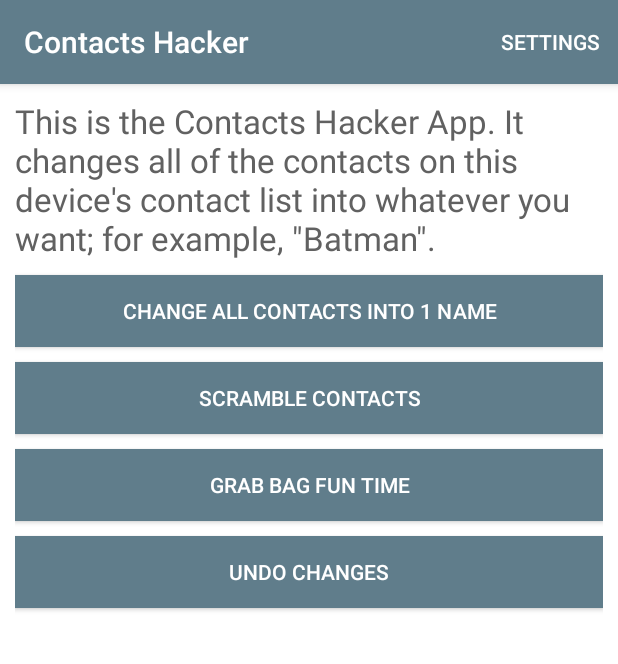
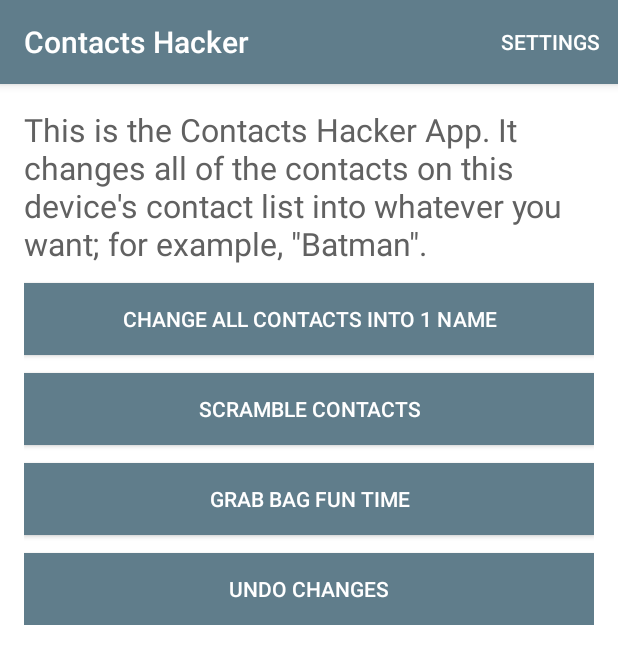
Before and after one commit to Gear61/Contacts-Hacker, an Android app: the screen it shows after launch (MainActivity), on a phone screen of 412 x 824 dp. Shown: the top 664 px of the screen. Run offline under Robolectric (Android 15) with nearby library versions, the phone set to English and light mode, and no system bars; our stand-ins replace ButterKnife, EventBus; libraries missing offline, so code that uses them is left out: com.afollestad.materialdialogs, com.joanzapata.iconify; plain views replace Button; 3 statements that could not run were skipped.

Commit message:
Make homepage scrollable for very small phones

```diff
--- a/app/src/main/res/layout/activity_main.xml
+++ b/app/src/main/res/layout/activity_main.xml
@@ -7,11 +7,15 @@
     android:layout_height="match_parent"
     android:background="@color/white">
 
+    <ScrollView
+        android:layout_width="match_parent"
+        android:layout_height="match_parent">
+
         <LinearLayout
             android:layout_width="match_parent"
-        android:layout_height="match_parent"
+            android:layout_height="wrap_content"
             android:orientation="vertical"
-        android:padding="10dp">
+            android:padding="16dp">
 
             <TextView
                 android:text="@string/app_intro"
@@ -41,4 +45,5 @@
                 style="@style/ripple_button_style"
                 app:rd_style="@style/button_ripple_attributes"/>
         </LinearLayout>
+    </ScrollView>
 </android.support.design.widget.CoordinatorLayout>
--- a/app/src/main/res/layout/our_suggestions.xml
+++ b/app/src/main/res/layout/our_suggestions.xml
@@ -9,15 +9,18 @@
     <LinearLayout
         android:layout_width="match_parent"
         android:layout_height="match_parent"
-        android:padding="10dp"
+        android:paddingTop="16dp"
         android:orientation="vertical">
 
         <TextView
             android:text="@string/suggestions_intro"
+            android:paddingLeft="16dp"
+            android:paddingRight="16dp"
             style="@style/intro_text"/>
 
         <ListView
             android:id="@+id/suggestions"
+            android:layout_marginTop="4dp"
             android:layout_width="match_parent"
             android:layout_height="match_parent"/>
     </LinearLayout>
--- a/app/src/main/res/layout/settings.xml
+++ b/app/src/main/res/layout/settings.xml
@@ -8,7 +8,6 @@
 
     <ListView
         android:id="@+id/settings_options"
-        android:padding="10dp"
         android:layout_width="match_parent"
         android:layout_height="match_parent"/>
 </android.support.design.widget.CoordinatorLayout>
--- a/app/src/main/res/values/styles.xml
+++ b/app/src/main/res/values/styles.xml
@@ -12,7 +12,7 @@
         <item name="android:layout_height">wrap_content</item>
         <item name="android:textColor">@color/white</item>
         <item name="android:background">@drawable/ripple_button</item>
-        <item name="android:layout_marginTop">10dp</item>
+        <item name="android:layout_marginTop">12dp</item>
     </style>
 
     <style name="button_ripple_attributes">
@@ -27,15 +27,15 @@
     <style name="intro_text">
         <item name="android:layout_width">match_parent</item>
         <item name="android:layout_height">wrap_content</item>
-        <item name="android:textSize">22sp</item>
+        <item name="android:textSize">21dp</item>
         <item name="android:textColor">@color/dark_gray</item>
     </style>
 
     <style name="text_input">
         <item name="android:layout_height">wrap_content</item>
         <item name="android:layout_width">match_parent</item>
-        <item name="android:padding">10dp</item>
-        <item name="android:textSize">18sp</item>
+        <item name="android:padding">8dp</item>
+        <item name="android:textSize">17dp</item>
         <item name="android:textColor">@color/dark_gray</item>
         <item name="android:background">@drawable/text_input_border</item>
         <item name="android:layout_marginTop">10dp</item>
--- a/build.gradle
+++ b/build.gradle
@@ -5,7 +5,7 @@ buildscript {
         jcenter()
     }
     dependencies {
-        classpath 'com.android.tools.build:gradle:2.1.2'
+        classpath 'com.android.tools.build:gradle:2.2.2'
 
         // NOTE: Do not place your application dependencies here; they belong
         // in the individual module build.gradle files
```
Also changed, not shown: app/build.gradle (+7 -7 lines), app/src/main/res/layout/settings_list_item.xml (+6 -6 lines), gradle/wrapper/gradle-wrapper.properties. Lines whose indentation alone changed are shown as unchanged.
